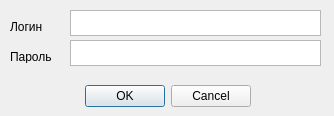
The window that authorization.ui (nio-kun/timetable) describes before a commit, drawn with Qt 5.
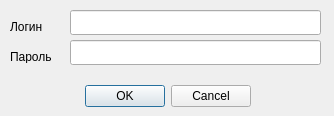
The same window after the commit.

Commit message: Добавлены формы настроек и редактирования заказа

Patch:
```diff
--- a/authorization.ui
+++ b/authorization.ui
@@ -29,32 +29,6 @@
     <set>QDialogButtonBox::Cancel|QDialogButtonBox::Ok</set>
    </property>
   </widget>
-  <widget class="QPlainTextEdit" name="plainTextEdit">
-   <property name="geometry">
-    <rect>
-     <x>70</x>
-     <y>10</y>
-     <width>251</width>
-     <height>26</height>
-    </rect>
-   </property>
-   <property name="plainText">
-    <string/>
-   </property>
-  </widget>
-  <widget class="QPlainTextEdit" name="plainTextEdit_2">
-   <property name="geometry">
-    <rect>
-     <x>70</x>
-     <y>40</y>
-     <width>251</width>
-     <height>26</height>
-    </rect>
-   </property>
-   <property name="plainText">
-    <string/>
-   </property>
-  </widget>
   <widget class="QLabel" name="label">
    <property name="geometry">
     <rect>
@@ -81,6 +55,32 @@
     <string>Пароль</string>
    </property>
   </widget>
+  <widget class="QLineEdit" name="lineEdit">
+   <property name="geometry">
+    <rect>
+     <x>70</x>
+     <y>10</y>
+     <width>251</width>
+     <height>25</height>
+    </rect>
+   </property>
+   <property name="text">
+    <string/>
+   </property>
+  </widget>
+  <widget class="QLineEdit" name="lineEdit_2">
+   <property name="geometry">
+    <rect>
+     <x>70</x>
+     <y>40</y>
+     <width>251</width>
+     <height>25</height>
+    </rect>
+   </property>
+   <property name="text">
+    <string/>
+   </property>
+  </widget>
  </widget>
  <resources/>
  <connections>
```
The commit also changes 7 other files.
